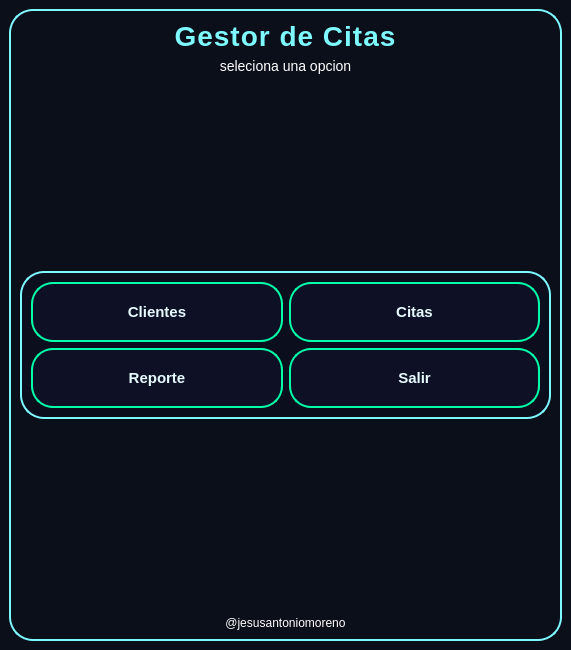
Old version of the form ui/dashboard.ui in the repository jesusantoniomorenorenova-spec/GestorDeCitas.
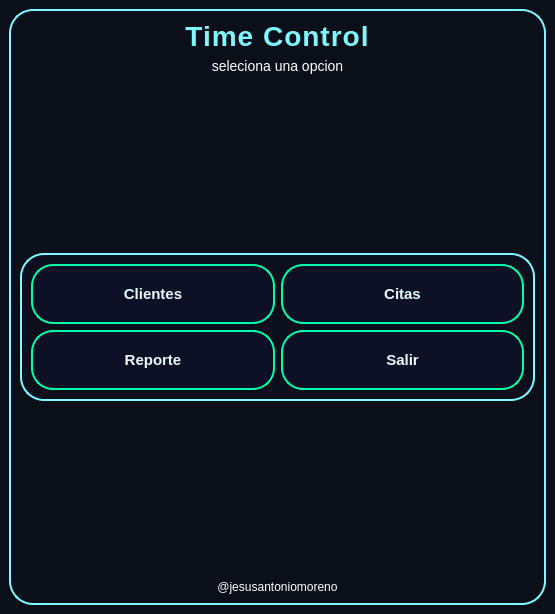
New version of the form. Icons and pictures are not drawn.

What changed in the file:
```diff
--- a/ui/dashboard.ui
+++ b/ui/dashboard.ui
@@ -6,8 +6,8 @@
    <rect>
     <x>0</x>
     <y>0</y>
-    <width>571</width>
-    <height>650</height>
+    <width>555</width>
+    <height>614</height>
    </rect>
   </property>
   <property name="windowTitle">
@@ -122,7 +122,7 @@
           <string notr="true">background-color: transparent;</string>
          </property>
          <property name="text">
-          <string>Gestor de Citas</string>
+          <string>Time Control</string>
          </property>
          <property name="alignment">
           <set>Qt::AlignCenter</set>
```
